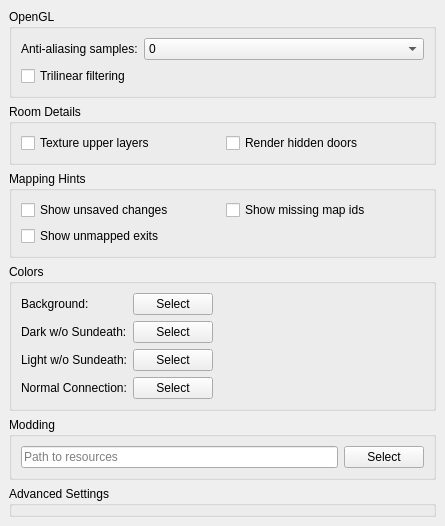
Above: src/preferences/graphicspage.ui from MUME/MMapper before the change. Below: the same form after it.
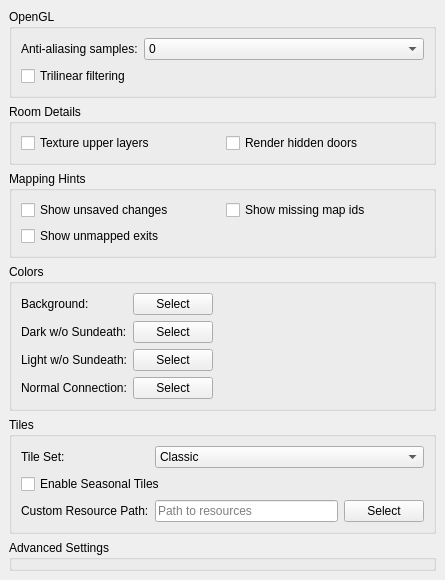
That is the form after the change.

Commit message: Add advanced features: seasonal tilesets, transparency, backgrounds, visibility filters, and more

Patch:
```diff
--- a/src/preferences/graphicspage.ui
+++ b/src/preferences/graphicspage.ui
@@ -300,17 +300,81 @@
    <item>
     <widget class="QGroupBox" name="groupBox">
      <property name="title">
-      <string>Modding</string>
+      <string>Tiles</string>
      </property>
-     <layout class="QHBoxLayout" name="horizontalLayout">
-      <item>
+     <layout class="QGridLayout" name="gridLayout_4">
+      <property name="leftMargin">
+       <number>9</number>
+      </property>
+      <property name="topMargin">
+       <number>9</number>
+      </property>
+      <property name="rightMargin">
+       <number>9</number>
+      </property>
+      <property name="bottomMargin">
+       <number>9</number>
+      </property>
+      <property name="spacing">
+       <number>6</number>
+      </property>
+      <item row="0" column="0">
+       <widget class="QLabel" name="tileSetLabel">
+        <property name="text">
+         <string>Tile Set:</string>
+        </property>
+        <property name="buddy">
+         <cstring>tileSetComboBox</cstring>
+        </property>
+       </widget>
+      </item>
+      <item row="0" column="1" colspan="2">
+       <widget class="QComboBox" name="tileSetComboBox">
+        <item>
+         <property name="text">
+          <string>Classic</string>
+         </property>
+        </item>
+        <item>
+         <property name="text">
+          <string>Modern</string>
+         </property>
+        </item>
+        <item>
+         <property name="text">
+          <string>Custom</string>
+         </property>
+        </item>
+       </widget>
+      </item>
+      <item row="1" column="0" colspan="3">
+       <widget class="QCheckBox" name="enableSeasonalTilesCheckBox">
+        <property name="text">
+         <string>Enable Seasonal Tiles</string>
+        </property>
+        <property name="toolTip">
+         <string>Automatically switch Tiles based on MUME in-game season</string>
+        </property>
+       </widget>
+      </item>
+      <item row="2" column="0">
+       <widget class="QLabel" name="customResourceLabel">
+        <property name="text">
+         <string>Custom Resource Path:</string>
+        </property>
+        <property name="buddy">
+         <cstring>resourceLineEdit</cstring>
+        </property>
+       </widget>
+      </item>
+      <item row="2" column="1">
        <widget class="QLineEdit" name="resourceLineEdit">
         <property name="placeholderText">
          <string>Path to resources</string>
         </property>
        </widget>
       </item>
-      <item>
+      <item row="2" column="2">
        <widget class="QPushButton" name="resourcePushButton">
         <property name="text">
          <string>Select</string>
```
The commit also changes 473 other files.
